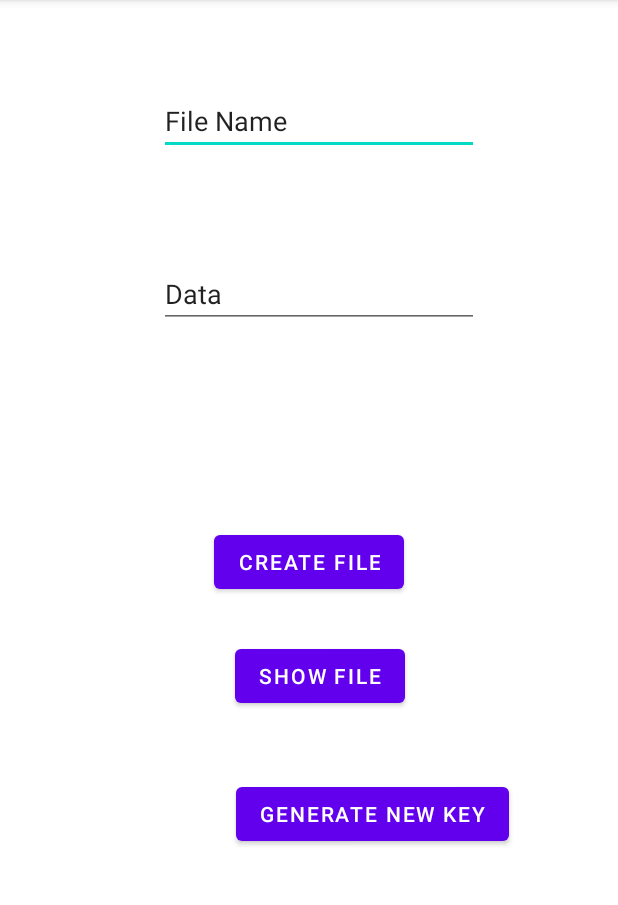
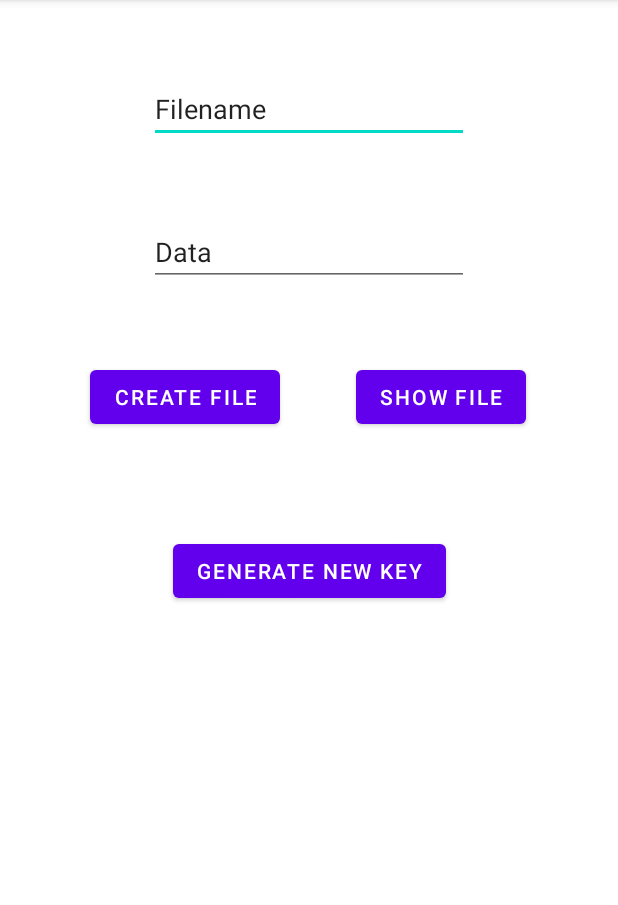
Before and after one commit to BootSkiing/csec467-labs, an Android app: the Activity3 screen opened directly, with no data from a screen before it, on a phone screen of 412 x 824 dp, the part 84-989 px from its top. Run offline under Robolectric (Android 15) with nearby library versions, the phone set to English and light mode, and no system bars.

Commit message:
Activity 1 & 2 work

```diff
--- a/Lab 6/app/src/main/res/layout/activity_2.xml
+++ b/Lab 6/app/src/main/res/layout/activity_2.xml
@@ -36,7 +36,8 @@
         app:layout_constraintBottom_toTopOf="@+id/btnCreateAccount"
         app:layout_constraintEnd_toEndOf="parent"
         app:layout_constraintStart_toStartOf="parent"
-        app:layout_constraintTop_toBottomOf="@+id/txtUsername" />
+        app:layout_constraintTop_toBottomOf="@+id/txtUsername"
+        tools:ignore="SpeakableTextPresentCheck" />
 
     <Button
         android:id="@+id/btnCreateAccount"
@@ -46,6 +47,7 @@
         android:layout_marginTop="50dp"
         android:layout_marginEnd="121dp"
         android:layout_marginBottom="314dp"
+        android:onClick="createAccount"
         android:text="Create Account"
         app:layout_constraintBottom_toBottomOf="parent"
         app:layout_constraintEnd_toEndOf="parent"
--- a/Lab 6/app/src/main/res/layout/activity_3.xml
+++ b/Lab 6/app/src/main/res/layout/activity_3.xml
@@ -10,46 +10,40 @@
         android:id="@+id/txtFilename"
         android:layout_width="wrap_content"
         android:layout_height="wrap_content"
-        android:layout_marginStart="107dp"
-        android:layout_marginTop="55dp"
-        android:layout_marginEnd="94dp"
-        android:layout_marginBottom="33dp"
+        android:layout_marginStart="100dp"
+        android:layout_marginTop="50dp"
+        android:layout_marginEnd="100dp"
         android:ems="10"
         android:inputType="textPersonName"
-        android:text="File Name"
-        app:layout_constraintBottom_toTopOf="@+id/txtData"
+        android:text="Filename"
         app:layout_constraintEnd_toEndOf="parent"
         app:layout_constraintStart_toStartOf="parent"
-        app:layout_constraintTop_toTopOf="parent" />
+        app:layout_constraintTop_toTopOf="parent"
+        tools:ignore="TouchTargetSizeCheck" />
 
     <EditText
         android:id="@+id/txtData"
         android:layout_width="wrap_content"
         android:layout_height="wrap_content"
-        android:layout_marginStart="107dp"
-        android:layout_marginTop="33dp"
-        android:layout_marginEnd="94dp"
-        android:layout_marginBottom="94dp"
+        android:layout_marginStart="100dp"
+        android:layout_marginTop="50dp"
+        android:layout_marginEnd="100dp"
         android:ems="10"
         android:inputType="textPersonName"
         android:text="Data"
-        app:layout_constraintBottom_toTopOf="@+id/btnCreateFile"
         app:layout_constraintEnd_toEndOf="parent"
         app:layout_constraintStart_toStartOf="parent"
-        app:layout_constraintTop_toBottomOf="@+id/txtFilename" />
+        app:layout_constraintTop_toBottomOf="@+id/txtFilename"
+        tools:ignore="TouchTargetSizeCheck" />
 
     <Button
         android:id="@+id/btnCreateFile"
         android:layout_width="wrap_content"
         android:layout_height="wrap_content"
-        android:layout_marginStart="141dp"
-        android:layout_marginTop="35dp"
-        android:layout_marginEnd="142dp"
-        android:layout_marginBottom="352dp"
+        android:layout_marginStart="60dp"
+        android:layout_marginTop="50dp"
         android:onClick="createFile"
         android:text="Create File"
-        app:layout_constraintBottom_toBottomOf="parent"
-        app:layout_constraintEnd_toEndOf="parent"
         app:layout_constraintStart_toStartOf="parent"
         app:layout_constraintTop_toBottomOf="@+id/txtData" />
 
@@ -57,29 +51,27 @@
         android:id="@+id/btnShowFile"
         android:layout_width="wrap_content"
         android:layout_height="wrap_content"
-        android:layout_marginStart="156dp"
-        android:layout_marginTop="28dp"
-        android:layout_marginEnd="141dp"
-        android:layout_marginBottom="22dp"
+        android:layout_marginStart="49dp"
+        android:layout_marginTop="50dp"
+        android:layout_marginEnd="60dp"
         android:onClick="showFile"
-        android:text="Show FIle"
-        app:layout_constraintBottom_toTopOf="@+id/btnGenerateNewKey"
+        android:text="Show File"
         app:layout_constraintEnd_toEndOf="parent"
-        app:layout_constraintStart_toStartOf="parent"
-        app:layout_constraintTop_toBottomOf="@+id/btnCreateFile" />
+        app:layout_constraintStart_toEndOf="@+id/btnCreateFile"
+        app:layout_constraintTop_toBottomOf="@+id/txtData" />
 
     <Button
-        android:id="@+id/btnGenerateNewKey"
+        android:id="@+id/btnGenNewKey"
         android:layout_width="wrap_content"
         android:layout_height="wrap_content"
-        android:layout_marginStart="156dp"
-        android:layout_marginTop="22dp"
-        android:layout_marginEnd="71dp"
-        android:layout_marginBottom="201dp"
+        android:layout_marginStart="110dp"
+        android:layout_marginTop="50dp"
+        android:layout_marginEnd="110dp"
+        android:layout_marginBottom="345dp"
         android:onClick="generateKey"
         android:text="Generate New Key"
         app:layout_constraintBottom_toBottomOf="parent"
         app:layout_constraintEnd_toEndOf="parent"
         app:layout_constraintStart_toStartOf="parent"
-        app:layout_constraintTop_toBottomOf="@+id/btnShowFile" />
+        app:layout_constraintTop_toBottomOf="@+id/btnCreateFile" />
 </androidx.constraintlayout.widget.ConstraintLayout>
--- a/Lab 6/app/src/main/res/values/strings.xml
+++ b/Lab 6/app/src/main/res/values/strings.xml
@@ -1,3 +1,4 @@
 <resources>
     <string name="app_name">Lab 6</string>
+    <string name="acct_name">Lab 6 User</string>
 </resources>
```
Also changed, not shown: Lab 6/app/build.gradle (+10 -0 lines), Lab 6/app/src/main/AndroidManifest.xml (+21 -1 lines), Lab 6/app/src/main/java/com/example/lab6/AcctServe.java (added, +16 -0 lines), Lab 6/app/src/main/java/com/example/lab6/Activity2.java (+52 -6 lines), Lab 6/app/src/main/java/com/example/lab6/Activity3.java (+47 -8 lines), Lab 6/app/src/main/java/com/example/lab6/Lab6Authenticator.java (added, +49 -0 lines), Lab 6/app/src/main/java/com/example/lab6/MainActivity.java (+18 -9 lines), Lab 6/app/src/main/res/xml/authenticator.xml (added, +7 -0 lines).
